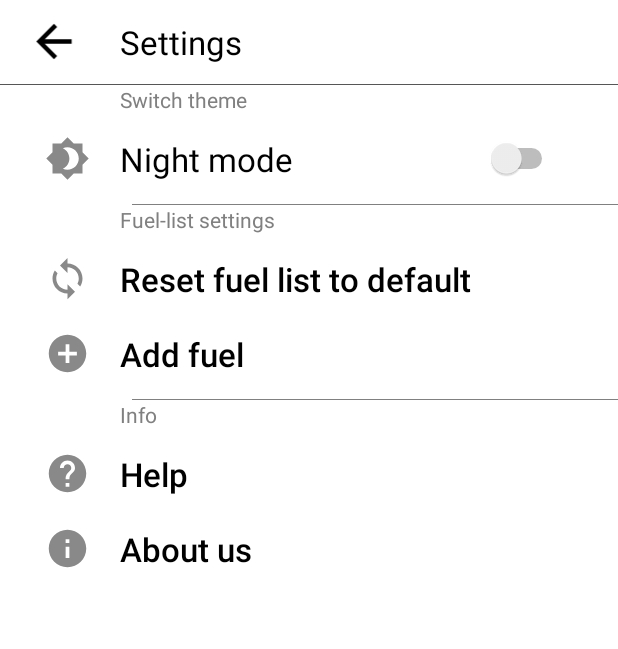
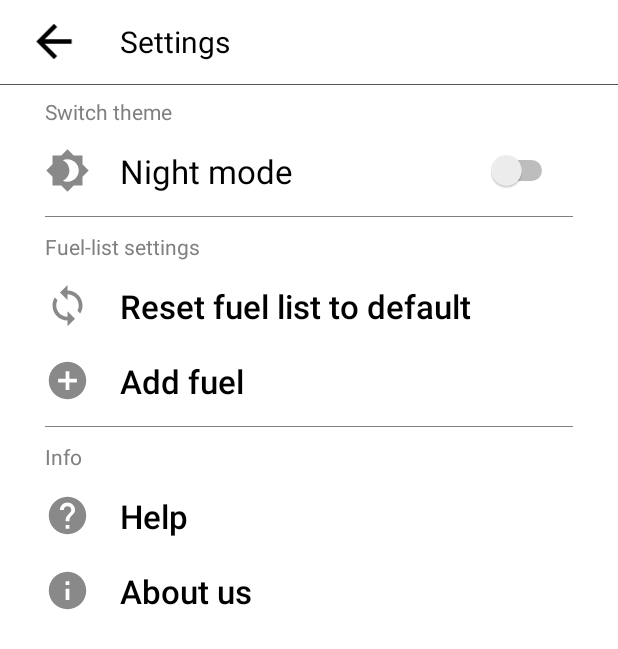
Before and after one commit to CyberSoftStudio/FuelCalc, an Android app: the SettingsActivity screen opened directly, with no data from a screen before it, on a phone screen of 412 x 824 dp. Shown: the top 649 px of the screen. Run offline under Robolectric (Android 15) with nearby library versions, the phone set to English and light mode, and no system bars; libraries missing offline, so code that uses them is left out: io.realm; 3 statements that could not run were skipped.

Commit message:
Minor UI changes

```diff
--- /dev/null
+++ b/app/src/main/res/layout/dialog_reset_fuels.xml
@@ -0,0 +1,6 @@
+<?xml version="1.0" encoding="utf-8"?>
+<android.support.constraint.ConstraintLayout
+    xmlns:android="http://schemas.android.com/apk/res/android" android:layout_width="match_parent"
+    android:layout_height="match_parent">
+
+</android.support.constraint.ConstraintLayout>
--- a/app/src/main/res/layout/notebar.xml
+++ b/app/src/main/res/layout/notebar.xml
@@ -5,8 +5,10 @@
     android:orientation="vertical">
 
     <View
-        android:layout_marginLeft="88dp"
+        android:layout_marginStart="30dp"
+        android:layout_marginEnd="30dp"
         android:layout_marginTop="10dp"
+        android:layout_marginBottom="10dp"
         android:layout_width="match_parent"
         android:layout_height="0.7dp"
         android:background="@color/gray" />
--- a/app/src/main/res/layout/settings_activity.xml
+++ b/app/src/main/res/layout/settings_activity.xml
@@ -34,7 +34,7 @@
             android:layout_gravity="center_vertical"
             android:paddingStart="8dp"
             android:text="@string/settings"
-            android:textSize="22sp" />
+            android:textSize="20sp" />
 
     </LinearLayout>
 
@@ -50,9 +50,10 @@
         android:layout_height="wrap_content"
         android:layout_gravity="left"
         android:gravity="left"
-        android:paddingLeft="80dp"
+        android:layout_marginStart="30dp"
         android:text="@string/switch_theme"
         android:textColor="@color/Gray"
+        android:layout_marginTop="8dp"
         android:textSize="14sp" />
 
     <LinearLayout
@@ -104,7 +105,7 @@
         android:layout_height="wrap_content"
         android:layout_gravity="left"
         android:gravity="left"
-        android:paddingLeft="80dp"
+        android:layout_marginStart="30dp"
         android:text="@string/fuel_list_settings"
         android:textColor="@color/Gray"
         android:textSize="14sp" />
@@ -177,7 +178,7 @@
         android:layout_height="wrap_content"
         android:layout_gravity="left"
         android:gravity="left"
-        android:paddingLeft="80dp"
+        android:layout_marginStart="30dp"
         android:text="@string/info"
         android:textColor="@color/Gray"
         android:textSize="14sp" />
```
